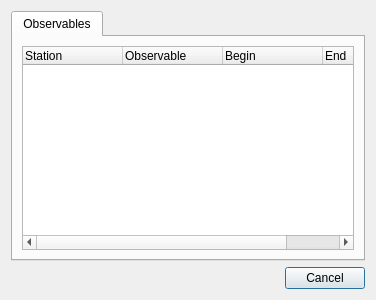
First picture: the form in src/plugins/sos/qgssensorinfodialogbase.ui, repository mhugent/QGIS, before the edit.
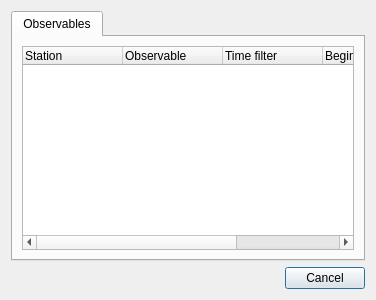
Second picture: the form after the edit.

Commit message: Option to check time filter on and offf

What changed in the file:
```diff
--- a/src/plugins/sos/qgssensorinfodialogbase.ui
+++ b/src/plugins/sos/qgssensorinfodialogbase.ui
@@ -36,6 +36,11 @@
            <string>Observable</string>
           </property>
          </column>
+         <column>
+          <property name="text">
+           <string>Time filter</string>
+          </property>
+         </column>
          <column>
           <property name="text">
            <string>Begin</string>
```
The commit also changes 1 other file.
